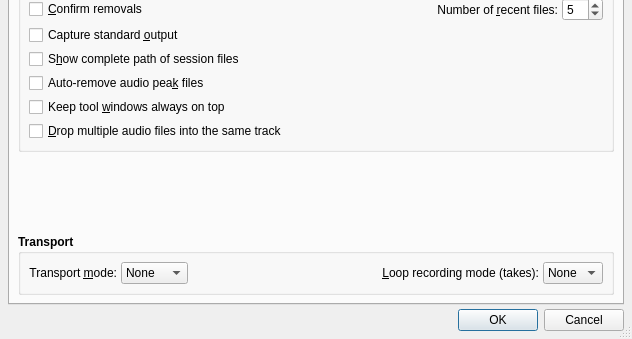
rncbc/qtractor, file src/qtractorOptionsForm.ui: the form before one commit; both pictures show x 0 to 632 and y 190 to 529 of the 632 by 529 pixel window.
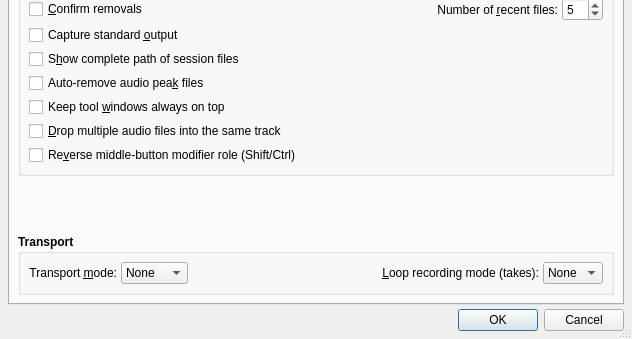
The form after the commit. Icons and pictures are not drawn.

Commit message: - New user preference option added: reverse middle-button role to   shift/ctrl keyboard state, in special regard to edit-head/tail   vs. play-head positioning while on the main track and MIDI clip   editor (aka. piano-roll) views.

```diff
--- a/src/qtractorOptionsForm.ui
+++ b/src/qtractorOptionsForm.ui
@@ -419,7 +419,26 @@
             </property>
            </widget>
           </item>
-         </layout>
+		  <item row="6" column="0">
+		   <widget class="QCheckBox" name="MidButtonModifierCheckBox">
+			<property name="font">
+			 <font>
+			  <weight>50</weight>
+			  <bold>false</bold>
+			 </font>
+			</property>
+			<property name="toolTip">
+			 <string>Whether to reverse mouse middle-button role on keyboard modifiers (Shift/Ctrl)</string>
+			</property>
+			<property name="text">
+			 <string>Re&amp;verse middle-button modifier role (Shift/Ctrl)</string>
+			</property>
+			<property name="shortcut">
+			 <string>Alt+V</string>
+			</property>
+		   </widget>
+		  </item>
+		 </layout>
         </widget>
        </item>
        <item>
```
The commit also changes 9 other files.
